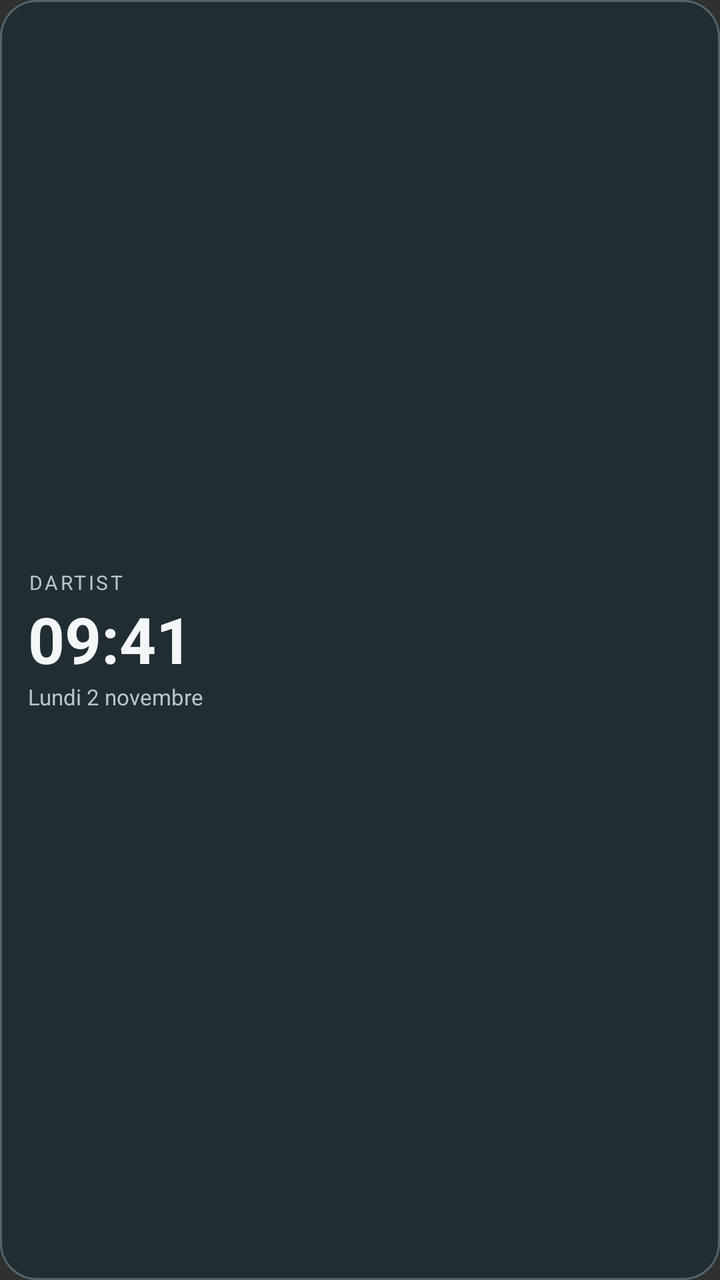
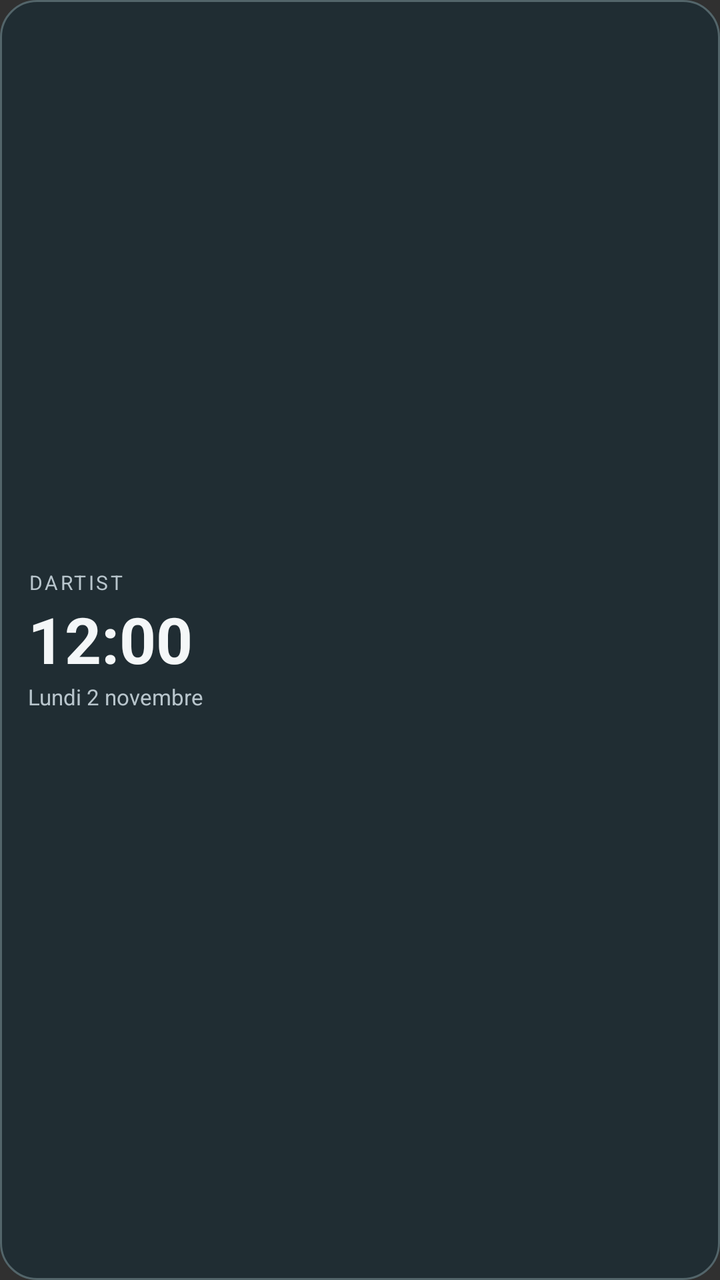

Screens rendered from an Android XML layout before and after an edit, with the pre-edit source and the edit as a unified diff.
<!-- AndroidManifest.xml: application theme android:Theme.Material.NoActionBar -->
<!-- res/layout/dartist_widget.xml -->
<LinearLayout xmlns:android="http://schemas.android.com/apk/res/android"
    android:id="@+id/widget_root" android:layout_width="match_parent" android:layout_height="match_parent"
    android:orientation="vertical" android:gravity="center_vertical" android:padding="14dp"
    android:background="@drawable/widget_background">
    <TextView android:id="@+id/widget_title" android:layout_width="match_parent" android:layout_height="wrap_content"
        android:text="DARTIST" android:textColor="#B8C5CC" android:textSize="10sp" android:letterSpacing="0.12" />
    <TextView android:id="@+id/widget_time" android:layout_width="match_parent" android:layout_height="wrap_content"
        android:text="09:41" android:textColor="#F4F7F8" android:textSize="32sp" android:fontFamily="sans" android:textStyle="bold" />
    <TextView android:id="@+id/widget_date" android:layout_width="match_parent" android:layout_height="wrap_content"
        android:text="Lundi 2 novembre" android:textColor="#B8C5CC" android:textSize="11sp" />
</LinearLayout>
<!-- resources referenced by this layout -->
<resources>
  <!-- drawable widget_background (drawable) -->
  <shape xmlns:android="http://schemas.android.com/apk/res/android" android:shape="rectangle">
      <solid android:color="#202D33" />
      <corners android:radius="18dp" />
      <stroke android:width="1dp" android:color="#53656A" />
  </shape>
</resources>

<!-- the commit's change to res/layout/dartist_widget.xml (unified diff, before → after) -->
@@ -4,8 +4,8 @@
     android:background="@drawable/widget_background">
     <TextView android:id="@+id/widget_title" android:layout_width="match_parent" android:layout_height="wrap_content"
         android:text="DARTIST" android:textColor="#B8C5CC" android:textSize="10sp" android:letterSpacing="0.12" />
-    <TextView android:id="@+id/widget_time" android:layout_width="match_parent" android:layout_height="wrap_content"
-        android:text="09:41" android:textColor="#F4F7F8" android:textSize="32sp" android:fontFamily="sans" android:textStyle="bold" />
+    <TextClock android:id="@+id/widget_time" android:layout_width="match_parent" android:layout_height="wrap_content"
+        android:format12Hour="h:mm" android:format24Hour="HH:mm" android:textColor="#F4F7F8" android:textSize="32sp" android:fontFamily="sans" android:textStyle="bold" />
     <TextView android:id="@+id/widget_date" android:layout_width="match_parent" android:layout_height="wrap_content"
         android:text="Lundi 2 novembre" android:textColor="#B8C5CC" android:textSize="11sp" />
 </LinearLayout>
